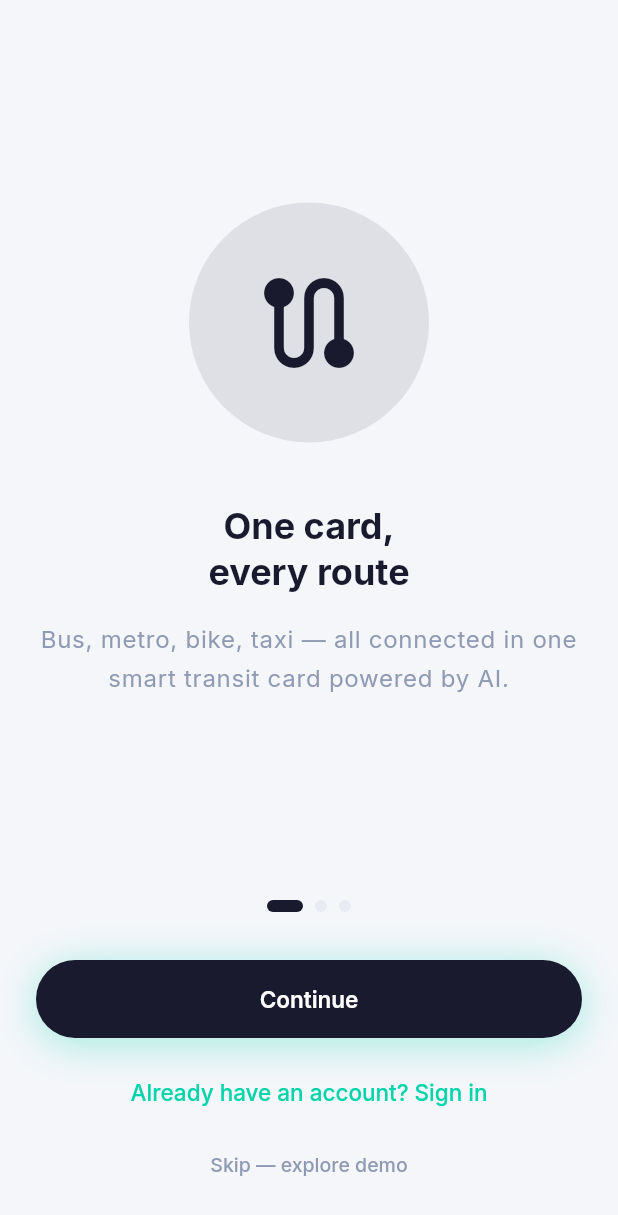
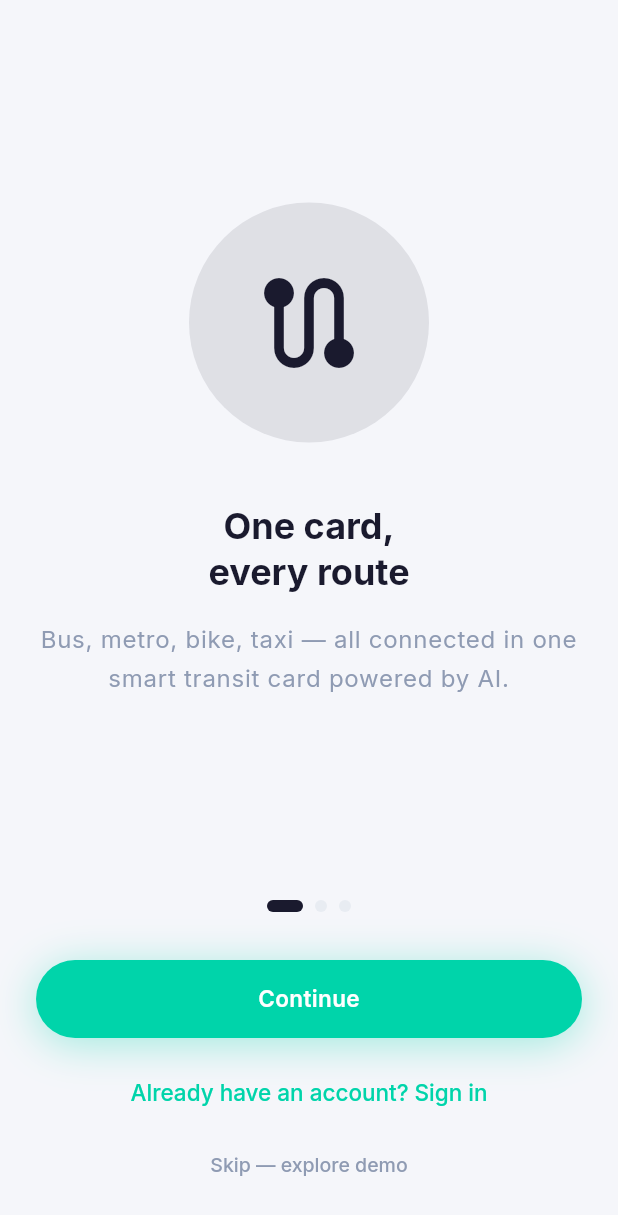
Before and after one commit to LaszloSM/gosmart, a Flutter app: the screen it shows after launch, on a phone screen of 412 x 824 dp. Shown: the top 1215 px of the screen. Run offline on Flutter 3.47's test engine with Material 3 defaults, Android fonts, the phone set to English and light mode, and no system bars; our stand-ins replace flutter_dotenv, flutter_riverpod, go_router, google_fonts, supabase_flutter; missing offline and left inert: flutter_stripe; accounts and stored records are empty.

Commit message:
feat(widgets): GSButton — AnimatedScale press, accent CTA color, StatefulWidget
Co-Authored-By: Claude Sonnet 4.6 <noreply@anthropic.com>

```diff
--- a/lib/widgets/gs_button.dart
+++ b/lib/widgets/gs_button.dart
@@ -4,8 +4,8 @@ import '../theme/design_tokens.dart';
 enum GSButtonVariant { primary, secondary, outline, ghost, eco, danger }
 enum GSButtonSize { sm, md, lg }
 
-/// GoSmart reusable button — covers all design system button variants.
-class GSButton extends StatelessWidget {
+/// GoSmart reusable button with AnimatedScale press feedback.
+class GSButton extends StatefulWidget {
   const GSButton({
     super.key,
     required this.label,
@@ -30,97 +30,116 @@ class GSButton extends StatelessWidget {
   final String? semanticLabel;
 
   @override
+  State<GSButton> createState() => _GSButtonState();
+}
+
+class _GSButtonState extends State<GSButton> {
+  bool _pressed = false;
+
+  void _onTapDown(TapDownDetails _) => setState(() => _pressed = true);
+  void _onTapUp(TapUpDetails _) => setState(() => _pressed = false);
+  void _onTapCancel() => setState(() => _pressed = false);
+
+  @override
   Widget build(BuildContext context) {
     final colors = _variantColors;
     final dims = _sizeDims;
+    final isDisabled = widget.isLoading || widget.onPressed == null;
 
     return Semantics(
-      label: semanticLabel ?? label,
+      label: widget.semanticLabel ?? widget.label,
       button: true,
+      child: AnimatedScale(
+        scale: (_pressed && !isDisabled) ? 0.97 : 1.0,
+        duration: const Duration(milliseconds: 100),
+        curve: Curves.easeIn,
+        child: GestureDetector(
+          onTapDown: isDisabled ? null : _onTapDown,
+          onTapUp: isDisabled ? null : _onTapUp,
+          onTapCancel: isDisabled ? null : _onTapCancel,
+          onTap: isDisabled ? null : widget.onPressed,
           child: SizedBox(
-        width: isFullWidth ? double.infinity : null,
+            width: widget.isFullWidth ? double.infinity : null,
             height: dims.height,
             child: DecoratedBox(
               decoration: BoxDecoration(
                 borderRadius: BorderRadius.circular(GSRadius.full),
-            boxShadow: variant == GSButtonVariant.primary
-                ? GSShadow.primary
-                : variant == GSButtonVariant.eco
+                boxShadow: isDisabled
+                    ? []
+                    : widget.variant == GSButtonVariant.primary
+                        ? GSShadow.accent
+                        : widget.variant == GSButtonVariant.eco
                             ? GSShadow.eco
                             : [],
               ),
-          child: ElevatedButton(
-            onPressed: isLoading ? null : onPressed,
-            style: ElevatedButton.styleFrom(
-              backgroundColor: colors.bg,
-              foregroundColor: colors.fg,
-              disabledBackgroundColor: GSColors.textDisabled,
-              disabledForegroundColor: Colors.white,
-              elevation: 0,
-              minimumSize: Size(0, dims.height),
+              child: Container(
+                height: dims.height,
                 padding: EdgeInsets.symmetric(horizontal: dims.hPad),
-              shape: RoundedRectangleBorder(
+                decoration: BoxDecoration(
+                  color: isDisabled ? GSColors.textDisabled : colors.bg,
                   borderRadius: BorderRadius.circular(GSRadius.full),
-                side: variant == GSButtonVariant.outline
-                    ? const BorderSide(color: GSColors.primary, width: 1.5)
-                    : variant == GSButtonVariant.danger
-                        ? const BorderSide(color: GSColors.error, width: 1.5)
-                        : BorderSide.none,
+                  border: widget.variant == GSButtonVariant.outline
+                      ? Border.all(color: GSColors.accent, width: 1.5)
+                      : widget.variant == GSButtonVariant.danger
+                          ? Border.all(color: GSColors.error, width: 1.5)
+                          : null,
+                ),
+                child: _buildChild(dims, colors, isDisabled),
               ),
             ),
-            child: _buildChild(dims),
           ),
         ),
       ),
     );
   }
 
-  Widget _buildChild(_SizeDims dims) {
-    if (isLoading) {
-      return SizedBox(
+  Widget _buildChild(_SizeDims dims, _VariantColors colors, bool isDisabled) {
+    if (widget.isLoading) {
+      return Center(
+        child: SizedBox(
           width: dims.iconSize,
           height: dims.iconSize,
           child: CircularProgressIndicator(
             strokeWidth: 2,
-          color: _variantColors.fg,
+            color: isDisabled ? Colors.white : colors.fg,
+          ),
         ),
       );
     }
-
-    final children = <Widget>[
-      if (leadingIcon != null) ...[
-        Icon(leadingIcon, size: dims.iconSize),
+    return Row(
+      mainAxisSize: MainAxisSize.min,
+      mainAxisAlignment: MainAxisAlignment.center,
+      children: [
+        if (widget.leadingIcon != null) ...[
+          Icon(widget.leadingIcon, size: dims.iconSize,
+              color: isDisabled ? Colors.white : colors.fg),
           SizedBox(width: GSSpacing.s2),
         ],
         Text(
-        label,
+          widget.label,
           style: TextStyle(
-
             fontSize: dims.fontSize,
             fontWeight: FontWeight.w600,
+            color: isDisabled ? Colors.white : colors.fg,
           ),
         ),
-      if (trailingIcon != null) ...[
+        if (widget.trailingIcon != null) ...[
           SizedBox(width: GSSpacing.s2),
-        Icon(trailingIcon, size: dims.iconSize),
+          Icon(widget.trailingIcon, size: dims.iconSize,
+              color: isDisabled ? Colors.white : colors.fg),
         ],
-    ];
-
-    return Row(
-      mainAxisSize: MainAxisSize.min,
-      mainAxisAlignment: MainAxisAlignment.center,
-      children: children,
+      ],
     );
   }
 
   _VariantColors get _variantColors {
-    switch (variant) {
+    switch (widget.variant) {
       case GSButtonVariant.primary:
-        return _VariantColors(GSColors.primary, Colors.white);
+        return _VariantColors(GSColors.accent, Colors.white);
       case GSButtonVariant.secondary:
-        return _VariantColors(GSColors.primaryLight, GSColors.primary);
+        return _VariantColors(GSColors.accentLight, GSColors.accent);
       case GSButtonVariant.outline:
-        return _VariantColors(Colors.transparent, GSColors.primary);
+        return _VariantColors(Colors.transparent, GSColors.accent);
       case GSButtonVariant.ghost:
         return _VariantColors(Colors.transparent, GSColors.textSecondary);
       case GSButtonVariant.eco:
@@ -131,7 +150,7 @@ class GSButton extends StatelessWidget {
   }
 
   _SizeDims get _sizeDims {
-    switch (size) {
+    switch (widget.size) {
       case GSButtonSize.sm:
         return _SizeDims(height: 36, hPad: 16, fontSize: 13, iconSize: 16);
       case GSButtonSize.md:
@@ -199,7 +218,7 @@ class GSIconButton extends StatelessWidget {
             decoration: BoxDecoration(
               color: backgroundColor,
               shape: BoxShape.circle,
-              boxShadow: hasShadow ? GSShadow.md : [],
+              boxShadow: hasShadow ? GSShadow.card : [],
             ),
             child: Icon(icon, color: iconColor, size: size * 0.45),
           ),
```
Lines whose indentation alone changed are shown as unchanged.
